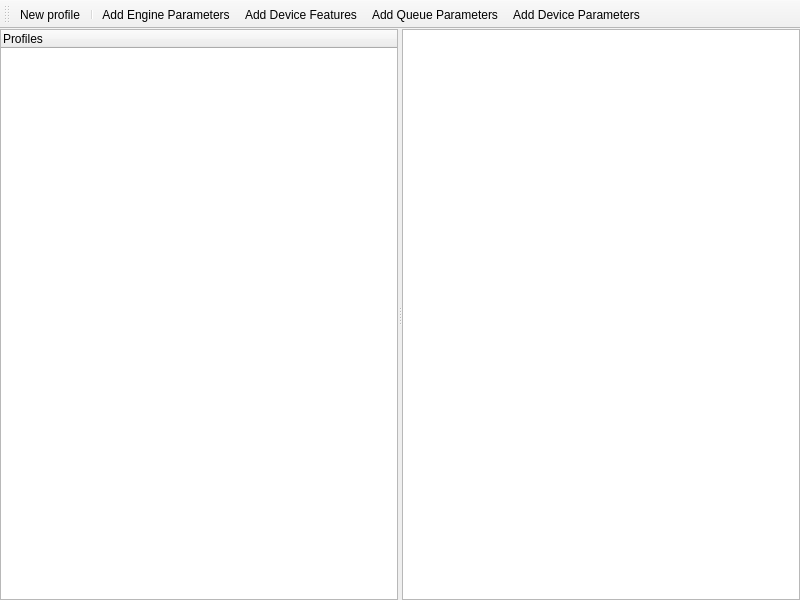
Above: VkConfigurator/ConfigurationEditor.ui from roomain/VkEngine before the change. Below: the same form after it.
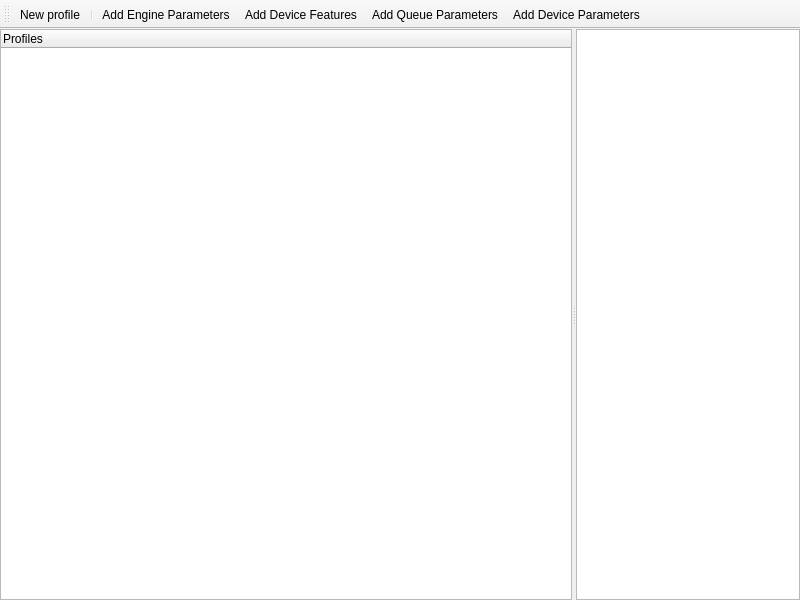
That is the form after the change. Icons and pictures are not drawn.

Patch:
```diff
--- a/VkConfigurator/ConfigurationEditor.ui
+++ b/VkConfigurator/ConfigurationEditor.ui
@@ -49,6 +49,9 @@
        <property name="mouseTracking">
         <bool>true</bool>
        </property>
+       <property name="sizeAdjustPolicy">
+        <enum>QAbstractScrollArea::SizeAdjustPolicy::AdjustToContents</enum>
+       </property>
        <property name="editTriggers">
         <set>QAbstractItemView::EditTrigger::DoubleClicked|QAbstractItemView::EditTrigger::EditKeyPressed|QAbstractItemView::EditTrigger::SelectedClicked</set>
        </property>
@@ -64,6 +67,9 @@
        <attribute name="headerCascadingSectionResizes">
         <bool>true</bool>
        </attribute>
+       <attribute name="headerMinimumSectionSize">
+        <number>100</number>
+       </attribute>
       </widget>
      </widget>
     </item>
```
